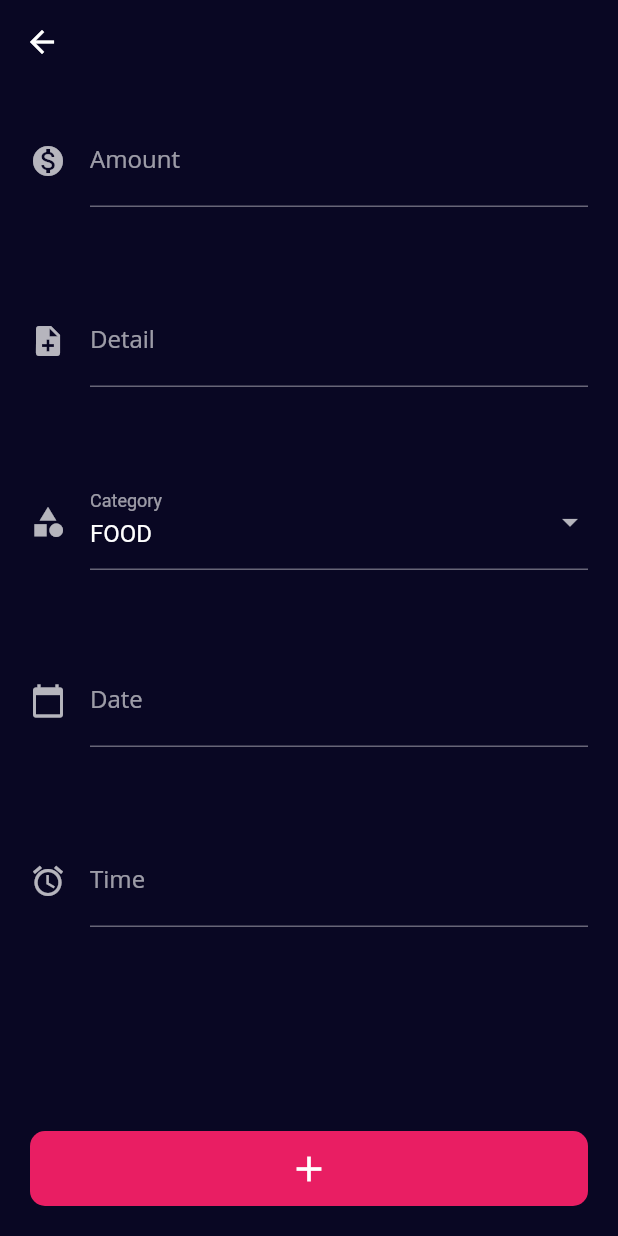
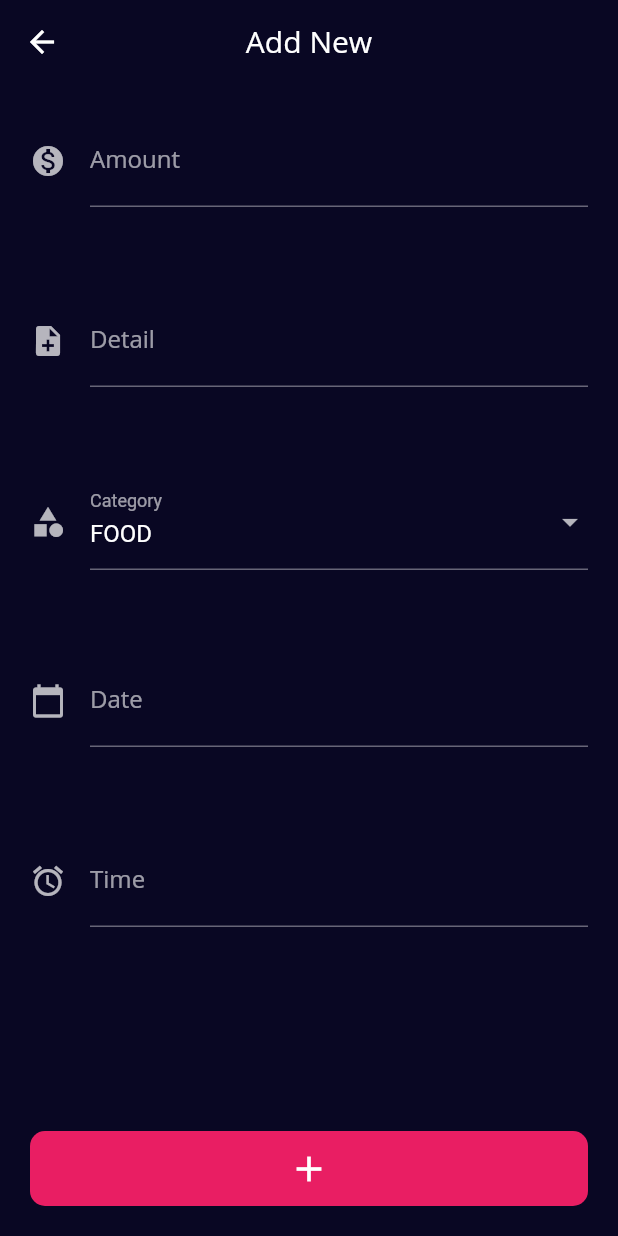
Before and after one commit to be-krishna/expensive, a Flutter app: the AddExpense screen opened directly, on a phone screen of 412 x 824 dp. Run offline on Flutter 3.47's test engine with Material 2 defaults, Android fonts, the phone set to English and light mode, and no system bars; our stand-ins replace charts_flutter, font_awesome_flutter, shared_preferences, sqflite; accounts and stored records are empty.

Commit message:
added appbar title

```diff
--- a/lib/screens/add_expense.dart
+++ b/lib/screens/add_expense.dart
@@ -69,6 +69,11 @@ class _AddExpenseState extends State<AddExpense> {
     return Scaffold(
       appBar: AppBar(
         elevation: 0,
+        title: Text(
+          'Add New',
+          style: TextStyle(fontFamily: 'OpenSans'),
+        ),
+        centerTitle: true,
       ),
       body: Padding(
         padding: EdgeInsets.symmetric(vertical: 20, horizontal: 20),
--- a/lib/screens/expense_history.dart
+++ b/lib/screens/expense_history.dart
@@ -19,6 +19,11 @@ class _ExpenseHistoryState extends State<ExpenseHistory> {
     return Scaffold(
       appBar: AppBar(
         elevation: 0,
+        title: Text(
+          'Statistics',
+          style: TextStyle(fontFamily: 'OpenSans'),
+        ),
+        centerTitle: true,
       ),
       body: Column(
         crossAxisAlignment: CrossAxisAlignment.stretch,
--- a/lib/screens/recent_expenses.dart
+++ b/lib/screens/recent_expenses.dart
@@ -19,6 +19,11 @@ class _RecentExpenseState extends State<RecentExpense> {
     return Scaffold(
       appBar: AppBar(
         elevation: 0,
+        title: Text(
+          'Recent',
+          style: TextStyle(fontFamily: 'OpenSans'),
+        ),
+        centerTitle: true,
       ),
       body: Column(
         children: [
--- a/lib/widgets/category_select.dart
+++ b/lib/widgets/category_select.dart
@@ -48,7 +48,7 @@ class _ChooseCategoryState extends State<ChooseCategory> {
 
   @override
   Widget build(BuildContext context) {
-    return DropdownButtonFormField(
+    return DropdownButtonFormField<ExpenseCategory>(
       value: selectedCategory,
       items: getDropdownItems(),
       onChanged: widget.onChangeFunction,
```
Also changed, not shown: 1 other file.
